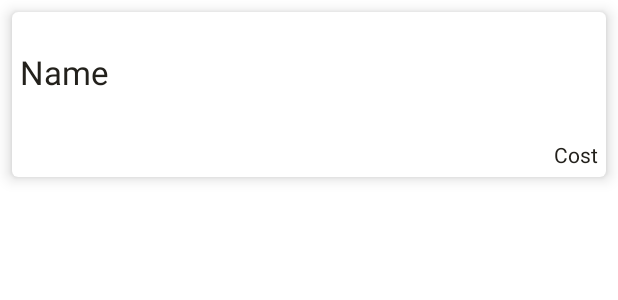
After one commit to chandulaed/groceryList, an Android app: the layout grocery_list_view.xml on its own in the app's theme, with its tools: preview values and no code run, on a phone screen of 412 x 824 dp. The commit adds this screen. Shown: the top 300 px of the screen. Run offline under Robolectric (Android 15) with nearby library versions, the phone set to English and light mode, and no system bars; Roboto replaces fonts that are not available here.

Commit message:
item and list xml added dashboard menu update

```diff
--- a/app/build.gradle
+++ b/app/build.gradle
@@ -42,5 +42,4 @@ dependencies {
     androidTestImplementation 'androidx.test.ext:junit:1.1.2'
     androidTestImplementation 'androidx.test.espresso:espresso-core:3.3.0'
     implementation "com.google.android.material:material:1.1.0-alpha06"
-
 }
--- /dev/null
+++ b/app/src/main/res/layout/grocery_list_view.xml
@@ -0,0 +1,45 @@
+<?xml version="1.0" encoding="utf-8"?>
+<com.google.android.material.card.MaterialCardView xmlns:android="http://schemas.android.com/apk/res/android"
+    android:layout_width="match_parent"
+    android:layout_height="wrap_content"
+    xmlns:app="http://schemas.android.com/apk/res-auto"
+    android:layout_margin="8dp"
+    app:cardElevation="6dp"
+    android:elevation="6dp"
+    >
+    <LinearLayout
+        android:layout_width="match_parent"
+        android:layout_height="wrap_content"
+        android:orientation="vertical">
+        <TextView
+            android:layout_width="match_parent"
+            android:layout_height="wrap_content"
+            android:text="Name"
+            android:textAppearance="?android:textAppearanceLarge"
+            android:id="@+id/list_name"
+            android:padding="5dp"
+            android:textColor="#23211C"
+            android:layout_marginTop="20dp"
+            android:layout_marginBottom="20dp"
+            />
+
+<RelativeLayout
+    android:layout_width="match_parent"
+    android:layout_weight="1"
+    android:layout_height="0dp"
+    >
+    <TextView
+        android:layout_width="match_parent"
+        android:layout_height="wrap_content"
+        android:text="Cost"
+        android:textAppearance="?android:textAppearanceSmall"
+        android:id="@+id/list_cost"
+        android:padding="5dp"
+        android:textAlignment="viewEnd"
+        android:textColor="#23211C"
+        />
+</RelativeLayout>
+
+    </LinearLayout>
+
+</com.google.android.material.card.MaterialCardView>
--- a/app/src/main/res/menu/main_menu.xml
+++ b/app/src/main/res/menu/main_menu.xml
@@ -1,10 +1,5 @@
 <?xml version="1.0" encoding="utf-8"?>
 <menu xmlns:android="http://schemas.android.com/apk/res/android" xmlns:app="http://schemas.android.com/apk/res-auto">
-    <item
-        android:id="@+id/action_voice"
-        app:showAsAction="ifRoom"
-        android:title="Voice">
-    </item>
     <item
         android:id="@+id/action_add"
         app:showAsAction="ifRoom"
```
Also changed, not shown: app/src/main/res/drawable/ic_baseline_keyboard_voice_24.xml (added, +10 -0 lines), app/src/main/res/layout/activity_dashbord.xml (+18 -6 lines), app/src/main/res/layout/list_item.xml (added, +80 -0 lines).
